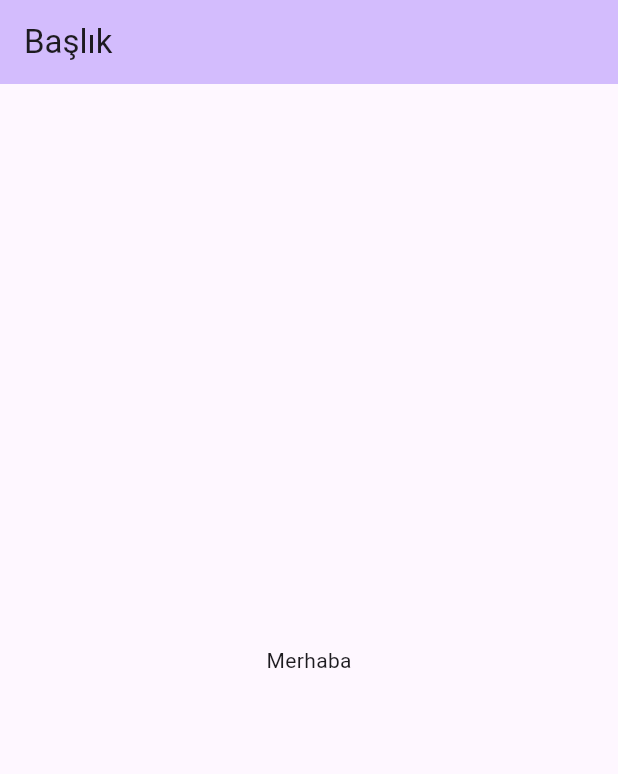
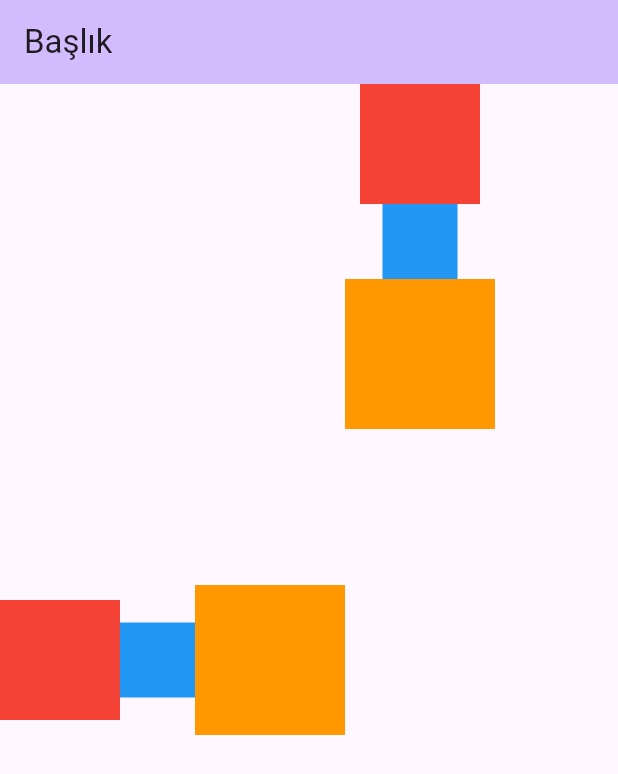
Before and after one commit to msametyildiz/flutter_notes, a Flutter app: the screen it shows after launch, on a phone screen of 412 x 824 dp. Shown: the top 774 px of the screen. Run offline on Flutter 3.47's test engine with Material 2 defaults, Android fonts, the phone set to English and light mode, and no system bars.

Commit message:
added the some parts

```diff
--- a/lib/main.dart
+++ b/lib/main.dart
@@ -34,24 +34,31 @@ class MyHomePage extends StatefulWidget {
 
 class _MyHomePageState extends State<MyHomePage> {
 
-  @override
-  void initState() { // uygulama sayfası açıldığında çalışan method
-
-    super.initState();
-    print("Uygulama Açıldı");
-  }
 
   @override
   Widget build(BuildContext context) {
     return Scaffold(
       appBar: AppBar(
         backgroundColor: Theme.of(context).colorScheme.inversePrimary,
-        title: Text("Başlık"),
+        title: Text(widget.title),
       ),
-      body: Center(
-        child: Text("Merhaba"),
+      body: Row(
+        children: [
+          Container(width: 80,height: 80, color: Colors.red,),
+          Container(width: 50,height: 50,color: Colors.blue,),
+          Container(width: 100,height: 100,color: Colors.orange,),
+          Column(
+        children:  [
+          Container(width: 80,height: 80,color: Colors.red,),
+          Container(width: 50,height: 50,color: Colors.blue,),
+          Container(width: 100,height: 100,color: Colors.orange,),
+        ],
+      )
+        ],
       ),
-
     );
   }
+
+
+
 }
--- a/lib/mainLectures.dart
+++ b/lib/mainLectures.dart
@@ -1,6 +1,8 @@
 
 
 // Projeye kütüphane ,resim, veritabını eklemek istediğimizde "pubspec.yaml" dosyasına eklememiz gerekiyor . daha sonrasında pub get dememiz gerekli (projeye aktarmak için
+
+import 'package:flutter/cupertino.dart';
 
 ornek olarak dizine veritabani klasörü ekler ve içerisene rehber.sqlite dosyası eklersek
     pubspec.yaml dosyasına
@@ -20,6 +22,12 @@ ekleme bu şekilde yapılıyor
       super.initState();
       print("Uygulama Açıldı");
     }
+
+
+    3 adet tasarım alt yapısı var
+1- Row      Satır  yan yana
+2- Column   Sütün  alt alta
+3- Stack    İçiçe  üst üste
 
 
 
```
